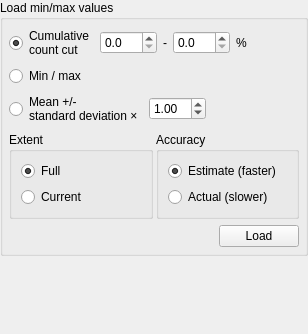
The window that src/ui/qgsrasterminmaxwidgetbase.ui (qgis/QGIS) describes before a commit, drawn with Qt 5.
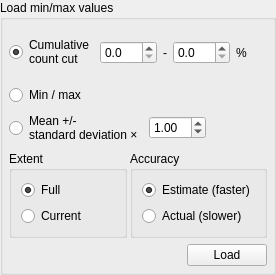
The same window after the commit.

```diff
--- a/src/ui/qgsrasterminmaxwidgetbase.ui
+++ b/src/ui/qgsrasterminmaxwidgetbase.ui
@@ -6,8 +6,8 @@
    <rect>
     <x>0</x>
     <y>0</y>
-    <width>308</width>
-    <height>334</height>
+    <width>276</width>
+    <height>275</height>
    </rect>
   </property>
   <property name="windowTitle">
@@ -22,6 +22,9 @@
      <property name="title">
       <string>Load min/max values</string>
      </property>
+     <property name="flat">
+      <bool>true</bool>
+     </property>
      <layout class="QVBoxLayout" name="verticalLayout_4">
       <property name="margin">
        <number>6</number>
@@ -239,19 +242,6 @@
      </layout>
     </widget>
    </item>
-   <item>
-    <spacer name="verticalSpacer">
-     <property name="orientation">
-      <enum>Qt::Vertical</enum>
-     </property>
-     <property name="sizeHint" stdset="0">
-      <size>
-       <width>20</width>
-       <height>0</height>
-      </size>
-     </property>
-    </spacer>
-   </item>
   </layout>
  </widget>
  <resources/>
```
